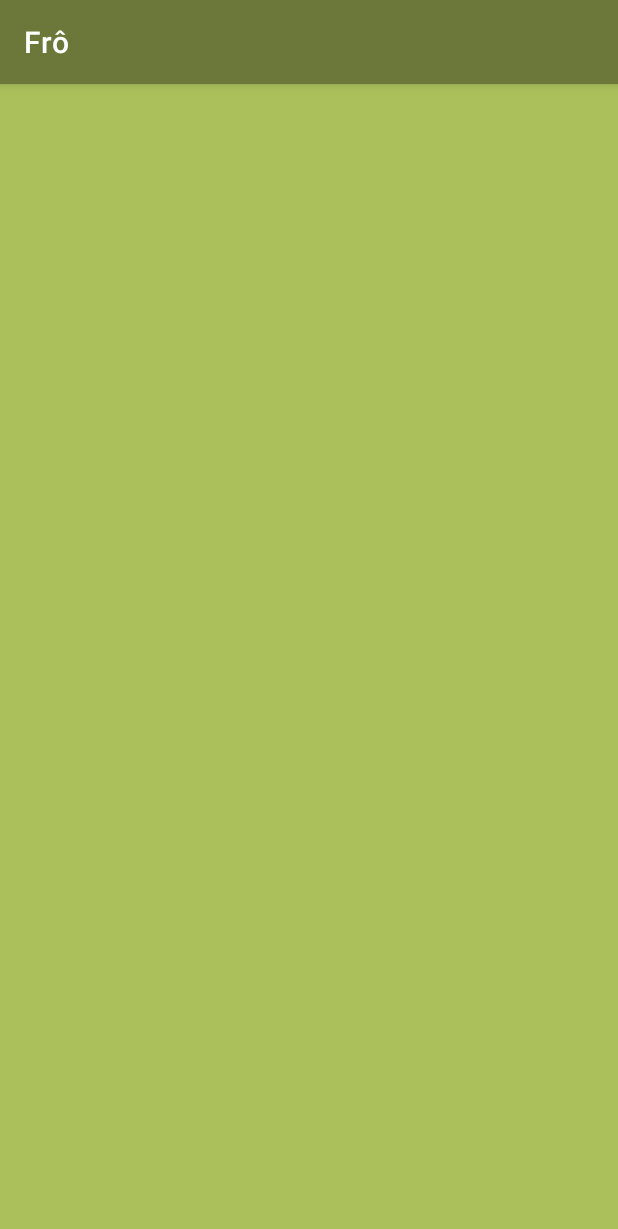
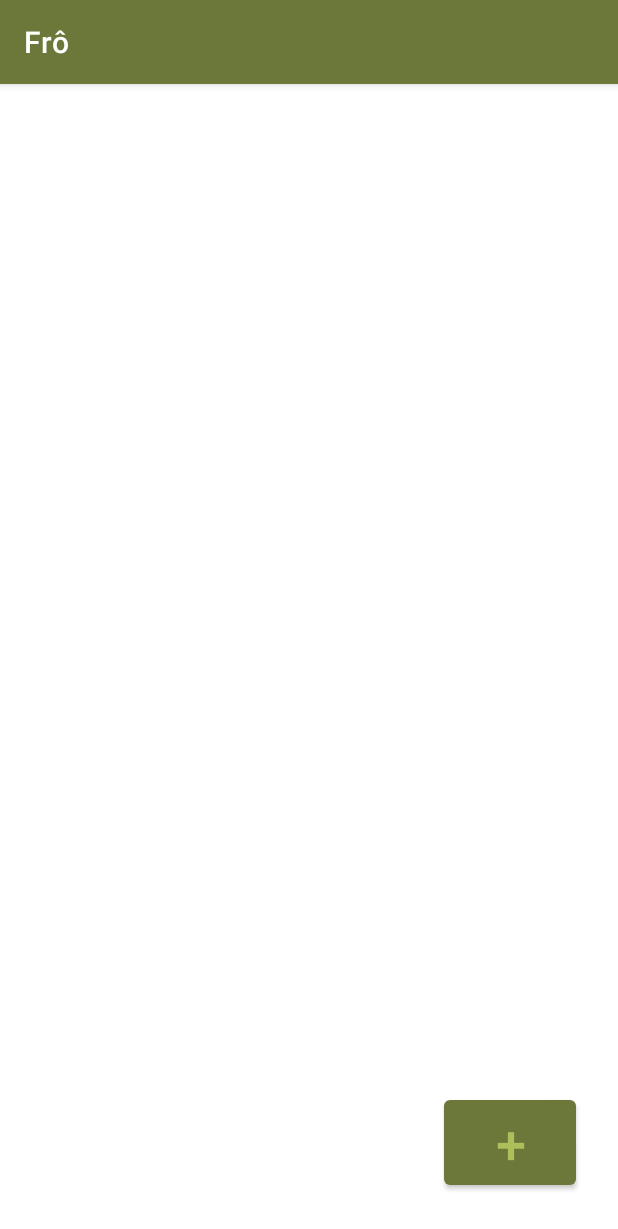
Before and after one commit to brunamagrinidacruz/Fro, an Android app: the TelaInicial screen opened directly, with no data from a screen before it, on a phone screen of 412 x 824 dp. Shown: the top 1229 px of the screen. Run offline under Robolectric (Android 15) with nearby library versions, the phone set to English and light mode, and no system bars.

Commit message:
adicionada telai nicial; removida tela de cadastro

```diff
--- a/app/src/main/AndroidManifest.xml
+++ b/app/src/main/AndroidManifest.xml
@@ -9,7 +9,7 @@
         android:roundIcon="@mipmap/ic_launcher_round"
         android:supportsRtl="true"
         android:theme="@style/Theme.Frô">
-        <activity android:name=".Cadastro"></activity>
+        <activity android:name=".TelaInicial"></activity>
         <activity android:name=".MainActivity">
             <intent-filter>
                 <action android:name="android.intent.action.MAIN" />
--- a/app/src/main/java/com/example/fro/MainActivity.java
+++ b/app/src/main/java/com/example/fro/MainActivity.java
@@ -18,11 +18,9 @@ public class MainActivity extends AppCompatActivity {
         setContentView(R.layout.activity_main);
     }
 
-    public void abrirTelaCadastro(View view){
-        Intent intent = new Intent(this, Cadastro.class);
+    public void abrirTelaInicial(View view){
+        Intent intent = new Intent(this, TelaInicial.class);
         startActivity(intent);
     }
 
-
-
 }
--- a/app/src/main/java/com/example/fro/Cadastro.java
+++ b/app/src/main/java/com/example/fro/TelaInicial.java
@@ -4,11 +4,11 @@ import androidx.appcompat.app.AppCompatActivity;
 
 import android.os.Bundle;
 
-public class Cadastro extends AppCompatActivity {
+public class TelaInicial extends AppCompatActivity {
 
     @Override
     protected void onCreate(Bundle savedInstanceState) {
         super.onCreate(savedInstanceState);
-        setContentView(R.layout.activity_cadastro);
+        setContentView(R.layout.activity_tela_inicial);
     }
 }
--- a/app/src/main/res/layout/activity_cadastro.xml
+++ /dev/null
@@ -1,9 +0,0 @@
-<?xml version="1.0" encoding="utf-8"?>
-<androidx.constraintlayout.widget.ConstraintLayout xmlns:android="http://schemas.android.com/apk/res/android"
-    xmlns:app="http://schemas.android.com/apk/res-auto"
-    xmlns:tools="http://schemas.android.com/tools"
-    android:layout_width="match_parent"
-    android:layout_height="match_parent"
-    tools:context=".Cadastro">
-
-</androidx.constraintlayout.widget.ConstraintLayout>
--- a/app/src/main/res/layout/activity_main.xml
+++ b/app/src/main/res/layout/activity_main.xml
@@ -53,7 +53,6 @@
         android:layout_marginTop="8dp"
         android:background="@android:color/transparent"
         android:contentDescription="@null"
-        android:onClick="abrirTelaCadastro"
         android:scaleType="fitXY"
         app:layout_constraintEnd_toEndOf="parent"
         app:layout_constraintHorizontal_bias="0.384"
@@ -67,6 +66,7 @@
         android:layout_height="wrap_content"
         android:background="#0000"
         android:fontFamily="sans-serif-thin"
+        android:onClick="abrirTelaInicial"
         android:text="@string/txtPular"
         android:textAllCaps="false"
         android:textColor="#000000"
--- /dev/null
+++ b/app/src/main/res/layout/activity_tela_inicial.xml
@@ -0,0 +1,19 @@
+<?xml version="1.0" encoding="utf-8"?>
+<androidx.constraintlayout.widget.ConstraintLayout xmlns:android="http://schemas.android.com/apk/res/android"
+    xmlns:app="http://schemas.android.com/apk/res-auto"
+    xmlns:tools="http://schemas.android.com/tools"
+    android:layout_width="match_parent"
+    android:layout_height="match_parent"
+    tools:context=".TelaInicial">
+
+    <Button
+        android:id="@+id/button"
+        android:layout_width="wrap_content"
+        android:layout_height="wrap_content"
+        android:layout_marginEnd="28dp"
+        android:layout_marginBottom="28dp"
+        android:text="+"
+        android:textSize="36sp"
+        app:layout_constraintBottom_toBottomOf="parent"
+        app:layout_constraintEnd_toEndOf="parent" />
+</androidx.constraintlayout.widget.ConstraintLayout>
--- a/app/src/main/res/values-night/themes.xml
+++ b/app/src/main/res/values-night/themes.xml
@@ -11,6 +11,6 @@
         <item name="colorOnSecondary">@color/black</item>
         <!-- Status bar color. -->
         <item name="android:statusBarColor" tools:targetApi="l">?attr/colorPrimaryVariant</item>
-        <!-- Customize your theme here. -->
+
     </style>
 </resources>
--- a/app/src/main/res/values/themes.xml
+++ b/app/src/main/res/values/themes.xml
@@ -12,8 +12,6 @@
         <!-- Status bar color. -->
         <item name="android:statusBarColor" tools:targetApi="l">?attr/colorPrimaryVariant</item>
 
-        <item name="android:windowBackground">@color/lightgreen</item>
-
        <!-- Cor verde padrão-->
         <item name="android:navigationBarColor">@color/lightgreen</item>
 
```
